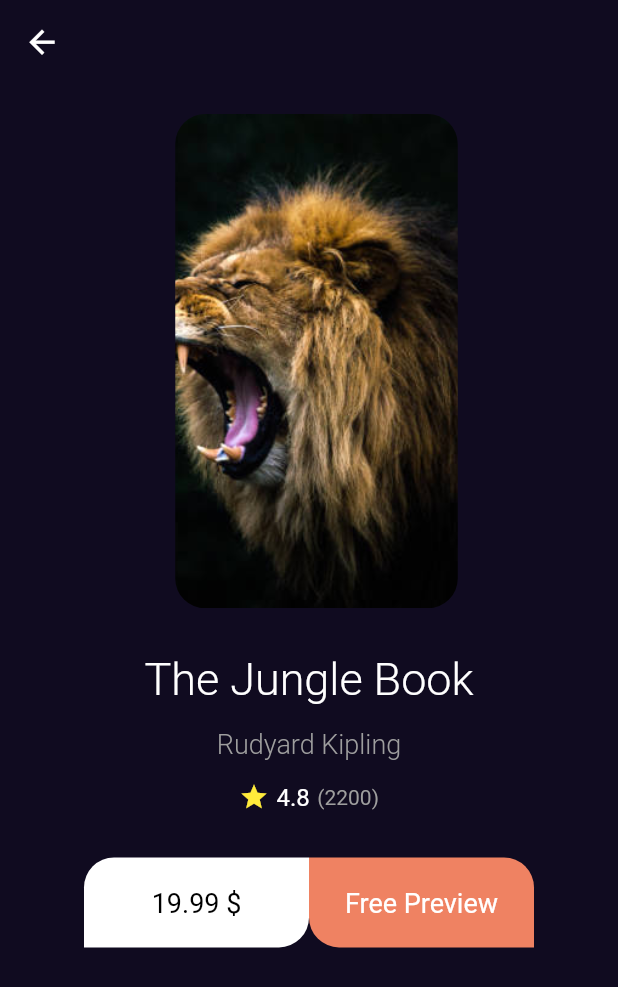
After one commit to Mahmoud-Niazy/bookly_app_with_clean_architecture, a Flutter app: the screen it shows after launch, after a tap on "Harry Potter and the Goblet of Fire", on a phone screen of 412 x 824 dp. The commit adds this screen. Shown: the top 987 px of the screen. Run offline on Flutter 3.47's test engine with Material 2 defaults, Android fonts, the phone set to English and light mode, and no system bars.

Commit message:
Build Home Details View UI

```diff
--- a/lib/core/function/navigation.dart
+++ b/lib/core/function/navigation.dart
@@ -13,3 +13,9 @@ navigate({
         ),
   );
 }
+
+navigatePop({
+  required BuildContext context,
+}){
+  Navigator.of(context).pop();
+}
--- a/lib/core/utils/styles.dart
+++ b/lib/core/utils/styles.dart
@@ -16,5 +16,6 @@ class TextStylesManager {
   );
   static TextStyle textStyle30 = const TextStyle(
     fontSize: 30,
+    fontWeight: FontWeight.w300
   );
 }
--- a/lib/core/widgets/rating_item.dart
+++ b/lib/core/widgets/rating_item.dart
@@ -7,20 +7,21 @@ class RatingItem extends StatelessWidget{
   @override
   Widget build(BuildContext context) {
     return Row(
+      mainAxisSize: MainAxisSize.min,
       children: [
-        Icon(
+        const Icon(
           Icons.star,
           color: Colors.yellow,
           size: 20,
         ),
-        SizedBox(
+        const SizedBox(
           width: 5,
         ),
         Text(
           '4.8',
           style: TextStylesManager.textStyle16,
         ),
-        SizedBox(
+        const SizedBox(
           width: 5,
         ),
         Text(
--- /dev/null
+++ b/lib/features/home/presentation/view/home_details_view.dart
@@ -0,0 +1,24 @@
+import 'package:bookly_with_clean_architecture/core/function/navigation.dart';
+import 'package:bookly_with_clean_architecture/core/widgets/custom_icon_button.dart';
+import 'package:bookly_with_clean_architecture/features/home/presentation/view/widgets/home_details_view_body.dart';
+import 'package:flutter/material.dart';
+
+class HomeDetailsView extends StatelessWidget {
+  const HomeDetailsView({super.key});
+
+  @override
+  Widget build(BuildContext context) {
+    return Scaffold(
+      appBar: AppBar(
+        leading: CustomIconButton(
+          icon: Icons.arrow_back,
+          onPressed: (){
+            navigatePop(context: context);
+          },
+          size: 25,
+        ),
+      ),
+      body: const HomeDetailsViewBody(),
+    );
+  }
+}
--- a/lib/features/home/presentation/view/widgets/book_item.dart
+++ b/lib/features/home/presentation/view/widgets/book_item.dart
@@ -1,5 +1,6 @@
+import 'package:bookly_with_clean_architecture/core/function/navigation.dart';
+import 'package:bookly_with_clean_architecture/features/home/presentation/view/home_details_view.dart';
 import 'package:flutter/material.dart';
-
 import '../../../../../core/utils/styles.dart';
 import '../../../../../core/widgets/rating_item.dart';
 import 'book_imge.dart';
@@ -9,7 +10,11 @@ class BookItem extends StatelessWidget {
 
   @override
   Widget build(BuildContext context) {
-    return SizedBox(
+    return InkWell(
+      onTap: (){
+        navigate(context: context, page: const HomeDetailsView());
+      },
+      child: SizedBox(
         height: 150,
         child: Row(
           children: [
@@ -57,6 +62,7 @@ class BookItem extends StatelessWidget {
             ),
           ],
         ),
+      ),
     );
   }
 }
--- /dev/null
+++ b/lib/features/home/presentation/view/widgets/custom_button.dart
@@ -0,0 +1,38 @@
+import 'package:flutter/material.dart';
+
+import '../../../../../core/utils/styles.dart';
+
+class CustomButton extends StatelessWidget {
+  final Color color;
+  final BorderRadius borderRadius;
+  final String label;
+  final Color labelColor;
+
+  const CustomButton({
+    super.key,
+    required this.borderRadius,
+    required this.color,
+    required this.label,
+    required this.labelColor,
+  });
+
+  @override
+  Widget build(BuildContext context) {
+    return Container(
+      height: 60,
+      width: 150,
+      padding: const EdgeInsets.all(20),
+      decoration: BoxDecoration(
+        color: color,
+        borderRadius: borderRadius,
+      ),
+      child: Text(
+        label,
+        textAlign: TextAlign.center,
+        style: TextStylesManager.textStyle18.copyWith(
+          color: labelColor,
+        ),
+      ),
+    );
+  }
+}
--- /dev/null
+++ b/lib/features/home/presentation/view/widgets/home_details_view_body.dart
@@ -0,0 +1,79 @@
+import 'package:bookly_with_clean_architecture/core/utils/styles.dart';
+import 'package:bookly_with_clean_architecture/core/widgets/rating_item.dart';
+import 'package:bookly_with_clean_architecture/features/home/presentation/view/widgets/book_imge.dart';
+import 'package:bookly_with_clean_architecture/features/home/presentation/view/widgets/custom_button.dart';
+import 'package:flutter/material.dart';
+
+class HomeDetailsViewBody extends StatelessWidget {
+  const HomeDetailsViewBody({super.key});
+
+  @override
+  Widget build(BuildContext context) {
+    return SafeArea(
+      child: SingleChildScrollView(
+        physics: const BouncingScrollPhysics(),
+        child: Padding(
+          padding: const EdgeInsets.symmetric(
+            vertical: 20
+          ),
+          child: Column(
+            crossAxisAlignment: CrossAxisAlignment.center,
+            children: [
+              Center(
+                child: SizedBox(
+                  height: MediaQuery.of(context).size.height * .4,
+                  child: const BookImage(),
+                ),
+              ),
+              const SizedBox(
+                height: 30,
+              ),
+              Text(
+                'The Jungle Book',
+                style: TextStylesManager.textStyle30,
+              ),
+              const SizedBox(
+                height: 15,
+              ),
+              Text(
+                'Rudyard Kipling',
+                style: TextStylesManager.textStyle18
+                    .copyWith(color: Colors.grey, fontWeight: FontWeight.w300),
+              ),
+              const SizedBox(
+                height: 15,
+              ),
+              const RatingItem(),
+              const SizedBox(
+                height: 30,
+              ),
+              const Row(
+                mainAxisAlignment: MainAxisAlignment.center,
+                children: [
+                  CustomButton(
+                    borderRadius: BorderRadius.only(
+                      topLeft: Radius.circular(20),
+                      bottomRight: Radius.circular(20),
+                    ),
+                    color: Colors.white,
+                    label: '19.99 \$',
+                    labelColor: Colors.black,
+                  ),
+                  CustomButton(
+                    borderRadius: BorderRadius.only(
+                      topRight: Radius.circular(20),
+                      bottomLeft: Radius.circular(20),
+                    ),
+                    color: Color(0XFFEF8262),
+                    label: 'Free Preview',
+                    labelColor: Colors.white,
+                  ),
+                ],
+              ),
+            ],
+          ),
+        ),
+      ),
+    );
+  }
+}
--- a/lib/main.dart
+++ b/lib/main.dart
@@ -17,6 +17,10 @@ class MyApp extends StatelessWidget{
       home: const SplashView(),
       theme: ThemeData.dark().copyWith(
         scaffoldBackgroundColor: kPrimaryColor,
+        appBarTheme: const AppBarTheme(
+          elevation: 0,
+          color: Colors.transparent,
+        ),
       ),
       debugShowCheckedModeBanner: false,
     );
```
Lines whose indentation alone changed are shown as unchanged.
